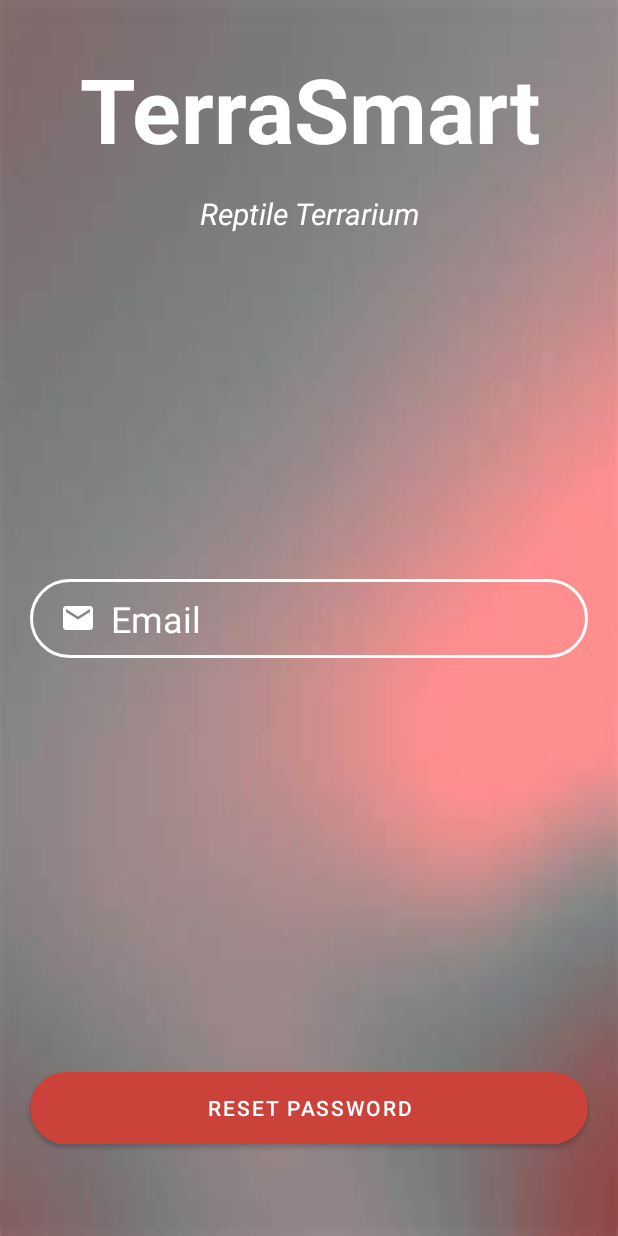
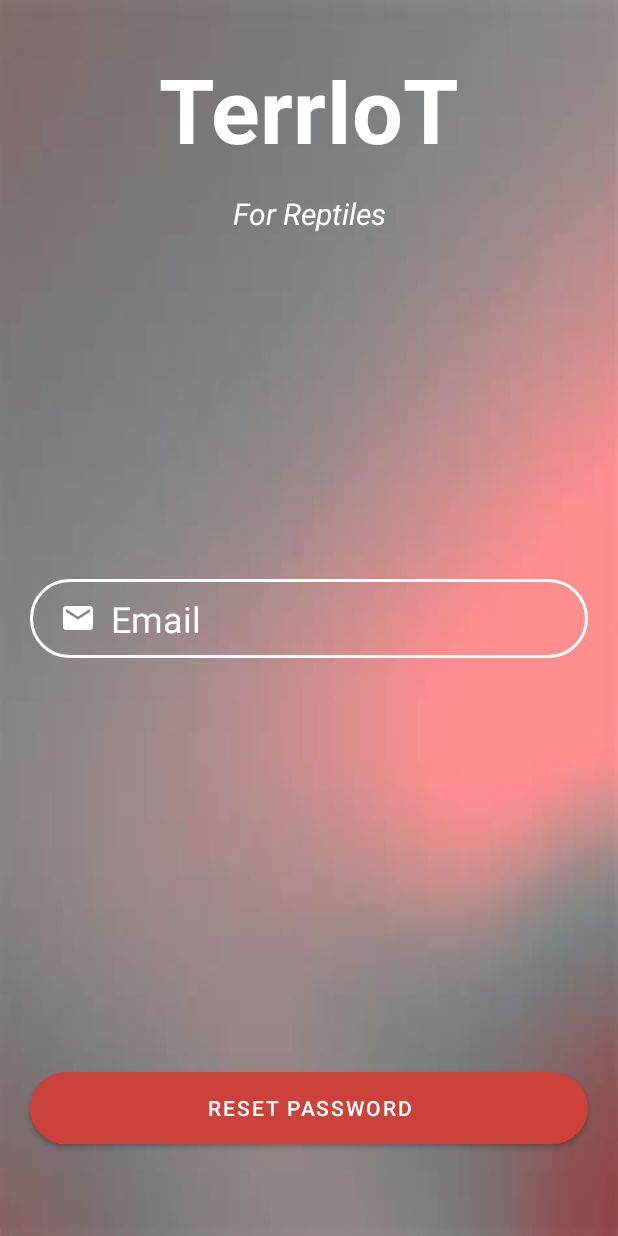
Before and after one commit to alinusiacoban/SEP4-InteractiveMedia, an Android app: the ForgotPassword screen opened directly, with no data from a screen before it, on a phone screen of 412 x 824 dp. Run offline under Robolectric (Android 15) with nearby library versions, the phone set to English and light mode, and no system bars; our stand-ins replace Firebase (no records; nobody signed in at launch, a user with empty details on screens opened directly).

Commit message:
Correct the textview

```diff
--- a/app/src/main/res/layout/activity_forgot_password.xml
+++ b/app/src/main/res/layout/activity_forgot_password.xml
@@ -12,14 +12,14 @@
         android:layout_width="match_parent"
         android:layout_height="wrap_content"
         android:layout_marginTop="32dp"
+        android:text="TerrIoT"
         android:textAlignment="center"
-        android:text="@string/fishingDKBanner"
+        android:textColor="@color/white"
         android:textColorHint="@color/white"
-        android:textColor="@color/white"
         android:textSize="60sp"
         android:textStyle="bold"
         app:layout_constraintBottom_toTopOf="@id/headerDescription"
-        app:layout_constraintHorizontal_bias="1.0"
+        app:layout_constraintHorizontal_bias="0.0"
         app:layout_constraintLeft_toLeftOf="parent"
         app:layout_constraintRight_toRightOf="parent"
         app:layout_constraintTop_toTopOf="parent"
@@ -30,7 +30,7 @@
         android:layout_width="211dp"
         android:layout_height="0dp"
         android:layout_marginTop="16dp"
-        android:text="@string/fishingDKSubbanner"
+        android:text="For Reptiles"
         android:textColor="@color/white"
         android:textAlignment="center"
         android:textSize="20sp"
```
